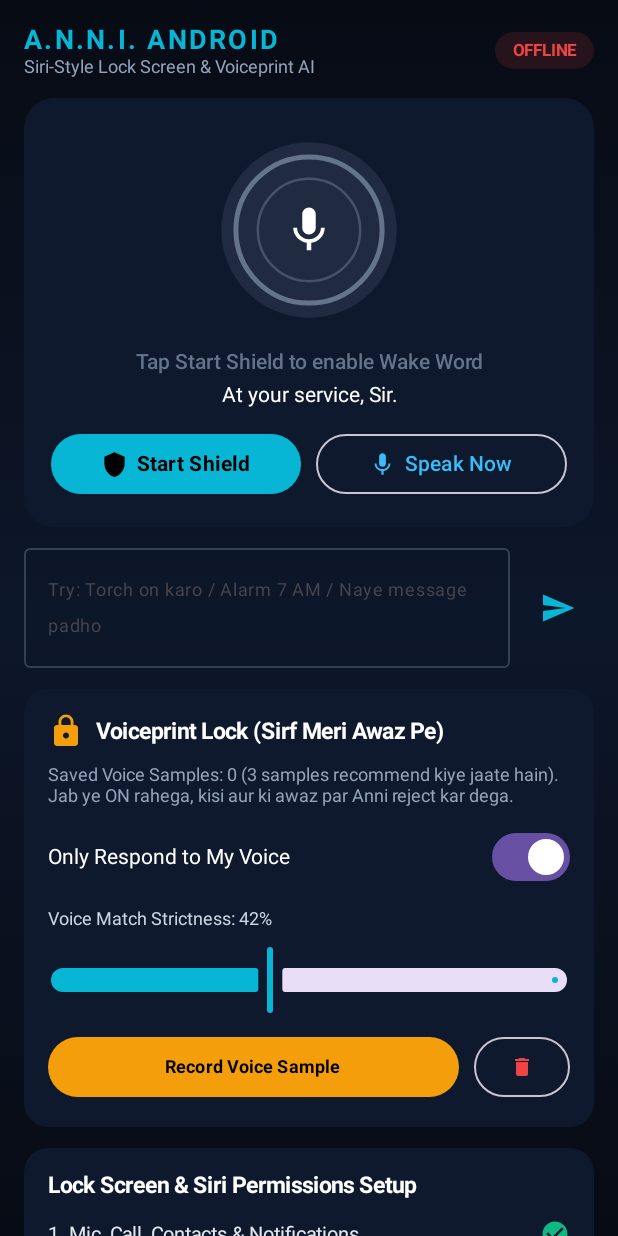
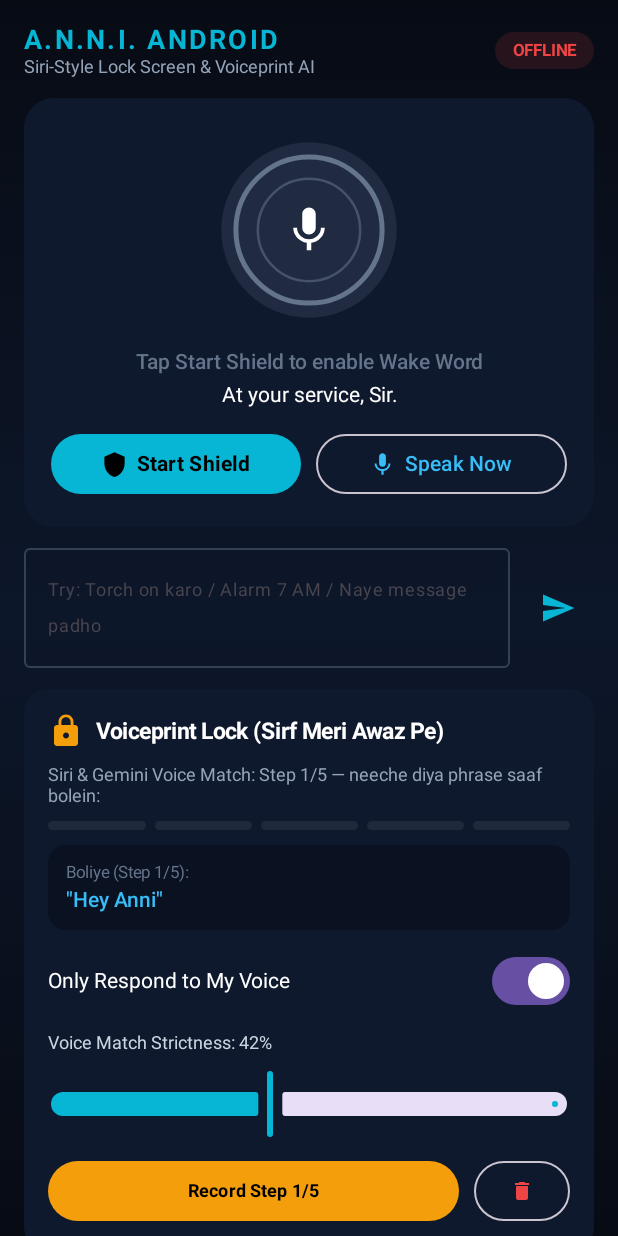
Before and after one commit to bhaveshbisani222-bit/anni-android, an Android app built with Jetpack Compose: the screen it shows after launch (MainActivity), on a phone screen of 412 x 824 dp. Run offline under Robolectric (Android 15) with nearby library versions, the phone set to English and light mode, and no system bars; libraries missing offline, so code that uses them is left out: com.k2fsa.sherpa.

Commit message:
Add Siri & Gemini style 5-step Voice Match enrollment (v1.0.2)

```diff
--- a/app/src/main/java/com/jarvis/assistant/MainActivity.kt
+++ b/app/src/main/java/com/jarvis/assistant/MainActivity.kt
@@ -389,11 +389,71 @@ fun JarvisDashboardScreen(prefs: JarvisPrefs) {
                     )
                 }
 
+                val totalSteps = JarvisRuntimeState.ENROLL_PROMPTS.size
+                val currentStepIdx = ui.enrolledSamples.coerceAtMost(totalSteps - 1)
+                val nextPrompt = JarvisRuntimeState.ENROLL_PROMPTS[currentStepIdx]
+
                 Text(
-                    text = "Saved Voice Samples: ${ui.enrolledSamples} (3 samples recommend kiye jaate hain). Jab ye ON rahega, kisi aur ki awaz par Anni reject kar dega.",
-                    color = Color(0xFF94A3B8),
+                    text = if (ui.enrolledSamples >= totalSteps) {
+                        "Voice Match Complete (${ui.enrolledSamples}/$totalSteps) ✅ Sirf aapki awaz pe Anni respond karegi."
+                    } else {
+                        "Siri & Gemini Voice Match: Step ${ui.enrolledSamples + 1}/$totalSteps — neeche diya phrase saaf bolein:"
+                    },
+                    color = if (ui.enrolledSamples >= totalSteps) Color(0xFF10B981) else Color(0xFF94A3B8),
                     fontSize = 12.sp
                 )
+
+                // 5-Step Progress Dots (Siri / Gemini style)
+                Row(
+                    modifier = Modifier.fillMaxWidth(),
+                    horizontalArrangement = Arrangement.spacedBy(6.dp)
+                ) {
+                    for (step in 0 until totalSteps) {
+                        val done = step < ui.enrolledSamples
+                        val active = step == ui.enrolledSamples && ui.isEnrolling
+                        Box(
+                            modifier = Modifier
+                                .weight(1f)
+                                .height(6.dp)
+                                .background(
+                                    color = when {
+                                        done -> Color(0xFF10B981)
+                                        active -> Color(0xFFF59E0B)
+                                        else -> Color(0xFF1E293B)
+                                    },
+                                    shape = RoundedCornerShape(3.dp)
+                                )
+                        )
+                    }
+                }
+
+                // Guided Phrase Box
+                Surface(
+                    color = Color(0xFF0A1120),
+                    shape = RoundedCornerShape(12.dp),
+                    modifier = Modifier.fillMaxWidth()
+                ) {
+                    Column(modifier = Modifier.padding(12.dp), verticalArrangement = Arrangement.spacedBy(4.dp)) {
+                        Text(
+                            text = if (ui.enrolledSamples >= totalSteps) "Enrolled Voiceprint Ready" else "Boliye (Step ${currentStepIdx + 1}/$totalSteps):",
+                            color = Color(0xFF64748B),
+                            fontSize = 11.sp
+                        )
+                        Text(
+                            text = if (ui.enrolledSamples >= totalSteps) "Aap chahein toh aur samples add ya reset kar sakte hain." else nextPrompt,
+                            color = Color(0xFF38BDF8),
+                            fontWeight = FontWeight.SemiBold,
+                            fontSize = 14.sp
+                        )
+                        if (ui.enrollFeedback.isNotBlank()) {
+                            Text(
+                                text = ui.enrollFeedback,
+                                color = Color(0xFFF59E0B),
+                                fontSize = 11.sp
+                            )
+                        }
+                    }
+                }
 
                 Row(
                     modifier = Modifier.fillMaxWidth(),
@@ -434,15 +494,21 @@ fun JarvisDashboardScreen(prefs: JarvisPrefs) {
                                 JarvisWakeService.startService(context, JarvisWakeService.ACTION_ENROLL_SAMPLE)
                                 Toast.makeText(
                                     context,
-                                    "3.5 seconds tak saaf bolein: 'Hey Anni, call Mom and check weather'",
+                                    "Chime ke baad bolein: $nextPrompt",
                                     Toast.LENGTH_LONG
                                 ).show()
                             }
                         },
+                        enabled = !ui.isEnrolling,
                         modifier = Modifier.weight(1f),
                         colors = ButtonDefaults.buttonColors(containerColor = Color(0xFFF59E0B), contentColor = Color.Black)
                     ) {
-                        Text("Record Voice Sample", fontWeight = FontWeight.Bold, fontSize = 12.sp)
+                        val btnLabel = when {
+                            ui.isEnrolling -> "Listening..."
+                            ui.enrolledSamples >= totalSteps -> "Add Extra Sample"
+                            else -> "Record Step ${ui.enrolledSamples + 1}/$totalSteps"
+                        }
+                        Text(btnLabel, fontWeight = FontWeight.Bold, fontSize = 12.sp)
                     }
 
                     OutlinedButton(
@@ -450,6 +516,7 @@ fun JarvisDashboardScreen(prefs: JarvisPrefs) {
                             prefs.clearOwnerEmbeddings()
                             JarvisAudioEngine.reloadVoiceprints(prefs)
                             JarvisRuntimeState.setEnrolledCount(0)
+                            JarvisRuntimeState.setEnrolling(false, "")
                             JarvisRuntimeState.setVoiceBadge("Voiceprint Cleared")
                         },
                         colors = ButtonDefaults.outlinedButtonColors(contentColor = Color(0xFFEF4444))
```
